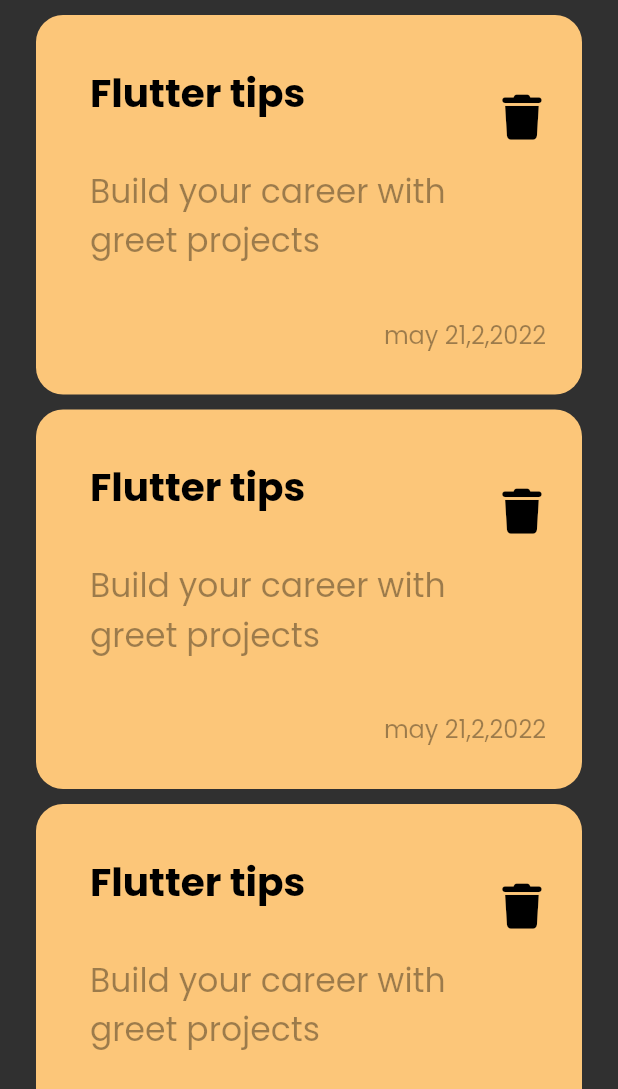
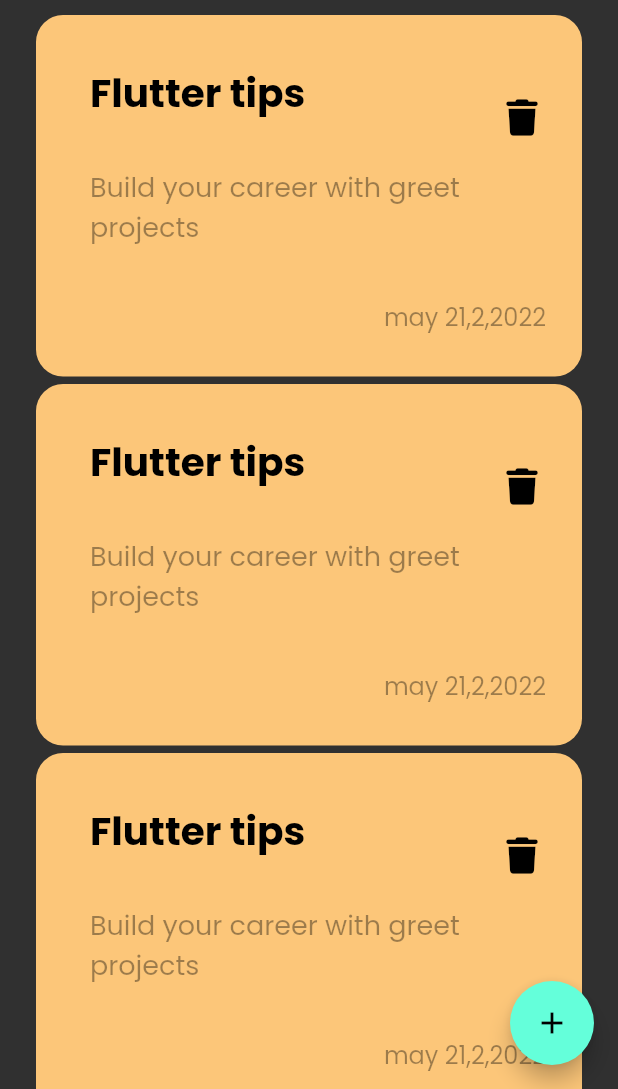
Before and after one commit to waleed-elgendy/Notes_App, a Flutter app: the screen it shows after launch, on a phone screen of 412 x 824 dp, the part 147-1236 px from its top. Run offline on Flutter 3.47's test engine with Material 2 defaults, Android fonts, the phone set to English and light mode, and no system bars; our stand-ins replace font_awesome_flutter.

Commit message:
add floating action button

```diff
--- a/lib/pages/home_page.dart
+++ b/lib/pages/home_page.dart
@@ -7,14 +7,16 @@ class HomePage extends StatelessWidget {
 
   @override
   Widget build(BuildContext context) {
-    return const Scaffold(
-      body: Padding(
+    return Scaffold(
+      floatingActionButton: FloatingActionButton(
+        onPressed: () {},
+        child: const Icon(Icons.add),
+      ),
+      body: const Padding(
         padding: EdgeInsets.symmetric(horizontal: 24),
         child: Column(
           children: [
-            SizedBox(
-              height: 50,
-            ),
+            SizedBox(height: 50),
             CustomAppBar(),
             Expanded(
               child: NotesListView(),
--- a/lib/shared widgets/custom_note_widget.dart
+++ b/lib/shared widgets/custom_note_widget.dart
@@ -37,7 +37,7 @@ class NoteWidget extends StatelessWidget {
                 Text(
                   'Build your career with greet projects',
                   style: TextStyle(
-                    fontSize: 22,
+                    fontSize: 18,
                     color: Colors.black38,
                   ),
                 ),
@@ -48,7 +48,7 @@ class NoteWidget extends StatelessWidget {
               icon: const Icon(
                 FontAwesomeIcons.trash,
                 color: Colors.black,
-                size: 30,
+                size: 24,
               ),
             ),
           ),
--- a/lib/shared widgets/notes_listView.dart
+++ b/lib/shared widgets/notes_listView.dart
@@ -9,7 +9,7 @@ class NotesListView extends StatelessWidget {
       padding: const EdgeInsets.only(top: 10),
       physics: const BouncingScrollPhysics(),
       itemBuilder: (context, index) => const Padding(
-        padding:  EdgeInsets.only(bottom: 10),
+        padding:  EdgeInsets.only(bottom: 5),
         child:  NoteWidget(),
       ),
     );
```
